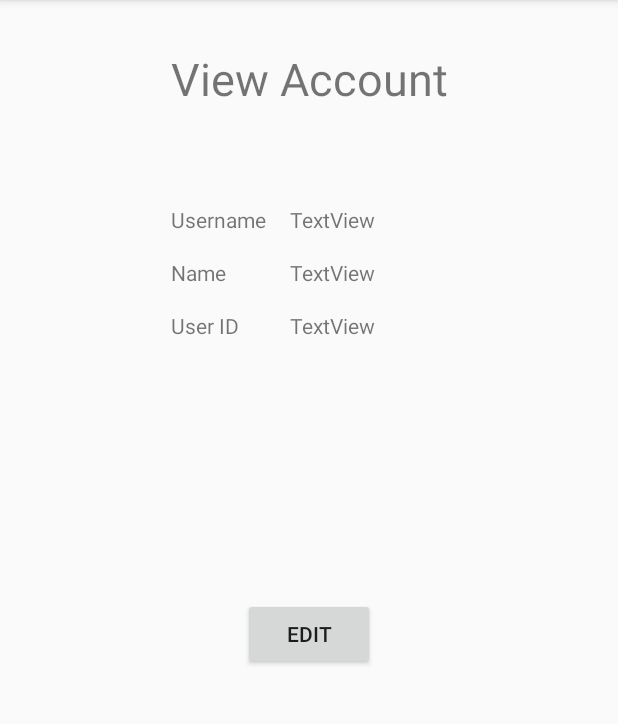
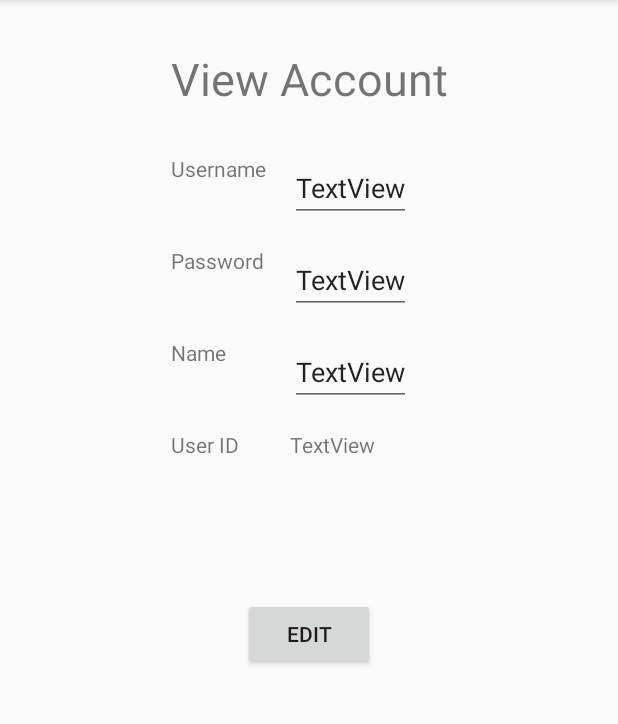
Before and after one commit to cricri98/CST438_project1, an Android app: the AccountActivity screen opened directly, with no data from a screen before it, on a phone screen of 412 x 824 dp, the part 84-808 px from its top. Run offline under Robolectric (Android 15) with nearby library versions, the phone set to English and light mode, and no system bars; our stand-ins replace Room's generated code; 1 statement that could not run was skipped.

Commit message:
Edit option in AccountActivity

```diff
--- a/app/src/main/java/com/example/cst438_project1/MainMenuAtivities/AccountActivity.java
+++ b/app/src/main/java/com/example/cst438_project1/MainMenuAtivities/AccountActivity.java
@@ -4,6 +4,7 @@ import android.content.Intent;
 import android.os.Bundle;
 import android.view.View;
 import android.widget.Button;
+import android.widget.EditText;
 import android.widget.TextView;
 import android.widget.Toast;
 
@@ -23,9 +24,9 @@ public class AccountActivity extends AppCompatActivity {
     StudentAppDatabase db;
 
     TextView userIdView;
-    TextView usernameView;
-    TextView nameView;
-    TextView passwordView;
+    EditText usernameView;
+    EditText nameView;
+    EditText passwordView;
 
     Button editAccount;
 
@@ -43,6 +44,11 @@ public class AccountActivity extends AppCompatActivity {
         usernameView = findViewById(R.id.usernameView);
         nameView = findViewById(R.id.nameView);
         userIdView = findViewById(R.id.userIdView);
+        passwordView = findViewById(R.id.passwordView);
+
+        usernameView.setFocusable(false);
+        nameView.setFocusable(false);
+        passwordView.setFocusable(false);
 
         editAccount = findViewById(R.id.editAccount);
         editAccount.setOnClickListener(new View.OnClickListener(){
@@ -52,14 +58,15 @@ public class AccountActivity extends AppCompatActivity {
             }
         });
         updateViews();
+
         edit = false;
     }
 
     void updateViews(){
-        Toast.makeText(getApplicationContext(), "update!", Toast.LENGTH_LONG).show();
         try {
             usernameView.setText(u.getUsername());
             nameView.setText(u.getName());
+            passwordView.setText(u.getPassword());
             userIdView.setText(Integer.toString(u.getID()));
         } catch (Exception e) {
             e.printStackTrace();
@@ -74,14 +81,36 @@ public class AccountActivity extends AppCompatActivity {
         finish();
     }
 
+    public void save(){
+        try {
+            u.setUsername(usernameView.getText().toString());
+            u.setPassword(passwordView.getText().toString());
+            u.setName(nameView.getText().toString());
+            db.getUserDao().updateUser(u);
+        } catch (Exception e) {
+            e.printStackTrace();
+            Toast.makeText(getApplicationContext(), R.string.error, Toast.LENGTH_LONG).show();
+            finish();
+        }
+    }
+
     public void editAccount(){
         if (edit){
+            save();
+            updateViews();
             usernameView.setFocusable(false);
             nameView.setFocusable(false);
             passwordView.setFocusable(false);
-
+            editAccount.setText("Edit");
+            edit = false;
+            Toast.makeText(getApplicationContext(), "Account updated", Toast.LENGTH_LONG).show();
         }else {
-
+            updateViews();
+            usernameView.setFocusable(true);
+            nameView.setFocusable(true);
+            passwordView.setFocusable(true);
+            editAccount.setText("Save");
+            edit = true;
         }
     }
 }
--- a/app/src/main/res/layout/activity_account.xml
+++ b/app/src/main/res/layout/activity_account.xml
@@ -22,47 +22,66 @@
         android:id="@+id/tvUn"
         android:layout_width="wrap_content"
         android:layout_height="wrap_content"
-        android:layout_marginTop="64dp"
+        android:layout_marginTop="30dp"
         android:text="@string/username"
         app:layout_constraintStart_toStartOf="@+id/accountHeader"
         app:layout_constraintTop_toBottomOf="@+id/accountHeader" />
+
+
+    <TextView
+        android:id="@+id/tvPassword"
+        android:layout_width="wrap_content"
+        android:layout_height="wrap_content"
+        android:text="Password"
+        app:layout_constraintStart_toStartOf="@+id/tvUn"
+        app:layout_constraintTop_toTopOf="@+id/passwordView" />
 
     <TextView
         android:id="@+id/tvName"
         android:layout_width="wrap_content"
         android:layout_height="wrap_content"
-        android:layout_marginTop="16dp"
         android:text="@string/name"
         app:layout_constraintStart_toStartOf="@+id/tvUn"
-        app:layout_constraintTop_toBottomOf="@+id/tvUn" />
+        app:layout_constraintTop_toTopOf="@+id/nameView" />
 
     <TextView
         android:id="@+id/tvId"
         android:layout_width="wrap_content"
         android:layout_height="wrap_content"
-        android:layout_marginTop="16dp"
         android:text="@string/userId"
-        app:layout_constraintStart_toStartOf="@+id/tvName"
-        app:layout_constraintTop_toBottomOf="@+id/tvName" />
+        app:layout_constraintStart_toStartOf="@+id/tvUn"
+        app:layout_constraintTop_toTopOf="@+id/userIdView" />
 
-    <TextView
+    <EditText
         android:id="@+id/usernameView"
         android:layout_width="wrap_content"
         android:layout_height="wrap_content"
         android:layout_marginStart="16dp"
         android:layout_marginLeft="16dp"
         android:text="TextView"
+        android:inputType="textPersonName"
         app:layout_constraintStart_toEndOf="@+id/tvUn"
         app:layout_constraintTop_toTopOf="@+id/tvUn" />
 
-    <TextView
+    <EditText
+        android:id="@+id/passwordView"
+        android:layout_width="wrap_content"
+        android:layout_height="wrap_content"
+        android:layout_marginTop="16dp"
+        android:text="TextView"
+        android:inputType="textPersonName"
+        app:layout_constraintStart_toStartOf="@+id/usernameView"
+        app:layout_constraintTop_toBottomOf="@+id/usernameView" />
+
+    <EditText
         android:id="@+id/nameView"
         android:layout_width="wrap_content"
         android:layout_height="wrap_content"
         android:layout_marginTop="16dp"
         android:text="TextView"
+        android:inputType="textPersonName"
         app:layout_constraintStart_toStartOf="@+id/usernameView"
-        app:layout_constraintTop_toBottomOf="@+id/usernameView" />
+        app:layout_constraintTop_toBottomOf="@+id/passwordView" />
 
     <TextView
         android:id="@+id/userIdView"
```
